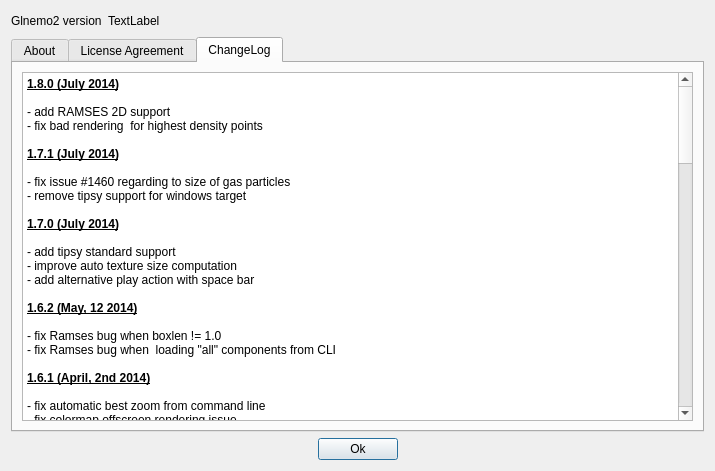
Above: src/formabout.ui from jcldc/glnemo2 before the change. Below: the same form after it.
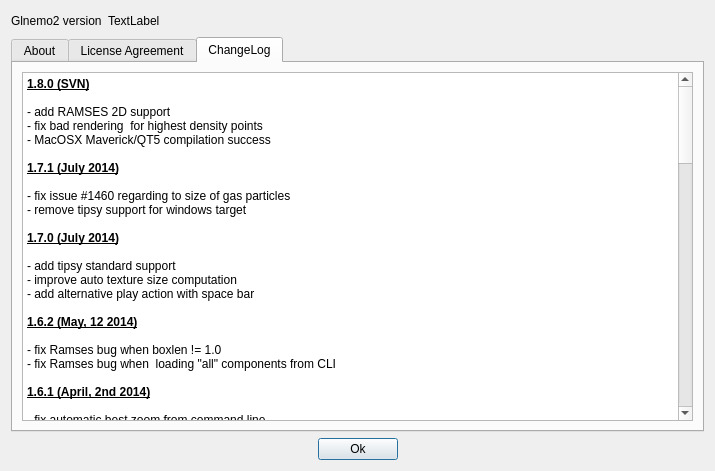
That is the form after the change. Icons and pictures are not drawn.

What changed in the file:
```diff
--- a/src/formabout.ui
+++ b/src/formabout.ui
@@ -1027,10 +1027,11 @@
 &lt;table border=&quot;0&quot; style=&quot;-qt-table-type: root; margin-top:4px; margin-bottom:4px; margin-left:4px; margin-right:4px;&quot;&gt;
 &lt;tr&gt;
 &lt;td style=&quot;border: none;&quot;&gt;
-&lt;p style=&quot; margin-top:0px; margin-bottom:0px; margin-left:0px; margin-right:0px; -qt-block-indent:0; text-indent:0px;&quot;&gt;&lt;span style=&quot; font-weight:600; text-decoration: underline;&quot;&gt;1.8.0 (July 2014)&lt;/span&gt;&lt;/p&gt;
+&lt;p style=&quot; margin-top:0px; margin-bottom:0px; margin-left:0px; margin-right:0px; -qt-block-indent:0; text-indent:0px;&quot;&gt;&lt;span style=&quot; font-weight:600; text-decoration: underline;&quot;&gt;1.8.0 (SVN)&lt;/span&gt;&lt;/p&gt;
 &lt;p style=&quot;-qt-paragraph-type:empty; margin-top:0px; margin-bottom:0px; margin-left:0px; margin-right:0px; -qt-block-indent:0; text-indent:0px; font-weight:600; text-decoration: underline;&quot;&gt;&lt;br /&gt;&lt;/p&gt;
 &lt;p style=&quot; margin-top:0px; margin-bottom:0px; margin-left:0px; margin-right:0px; -qt-block-indent:0; text-indent:0px;&quot;&gt;- add RAMSES 2D support&lt;/p&gt;
 &lt;p style=&quot; margin-top:0px; margin-bottom:0px; margin-left:0px; margin-right:0px; -qt-block-indent:0; text-indent:0px;&quot;&gt;- fix bad rendering  for highest density points&lt;/p&gt;
+&lt;p style=&quot; margin-top:0px; margin-bottom:0px; margin-left:0px; margin-right:0px; -qt-block-indent:0; text-indent:0px;&quot;&gt;- MacOSX Maverick/QT5 compilation success&lt;/p&gt;
 &lt;p style=&quot;-qt-paragraph-type:empty; margin-top:0px; margin-bottom:0px; margin-left:0px; margin-right:0px; -qt-block-indent:0; text-indent:0px; font-weight:600; text-decoration: underline;&quot;&gt;&lt;br /&gt;&lt;/p&gt;
 &lt;p style=&quot; margin-top:0px; margin-bottom:0px; margin-left:0px; margin-right:0px; -qt-block-indent:0; text-indent:0px;&quot;&gt;&lt;span style=&quot; font-weight:600; text-decoration: underline;&quot;&gt;1.7.1 (July 2014)&lt;/span&gt;&lt;/p&gt;
 &lt;p style=&quot;-qt-paragraph-type:empty; margin-top:0px; margin-bottom:0px; margin-left:0px; margin-right:0px; -qt-block-indent:0; text-indent:0px; font-weight:600; text-decoration: underline;&quot;&gt;&lt;br /&gt;&lt;/p&gt;
```
